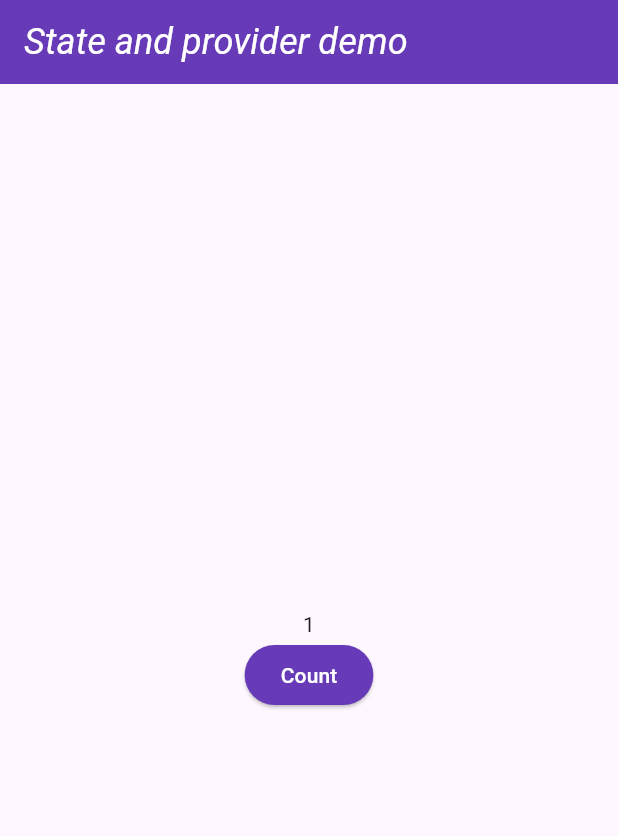
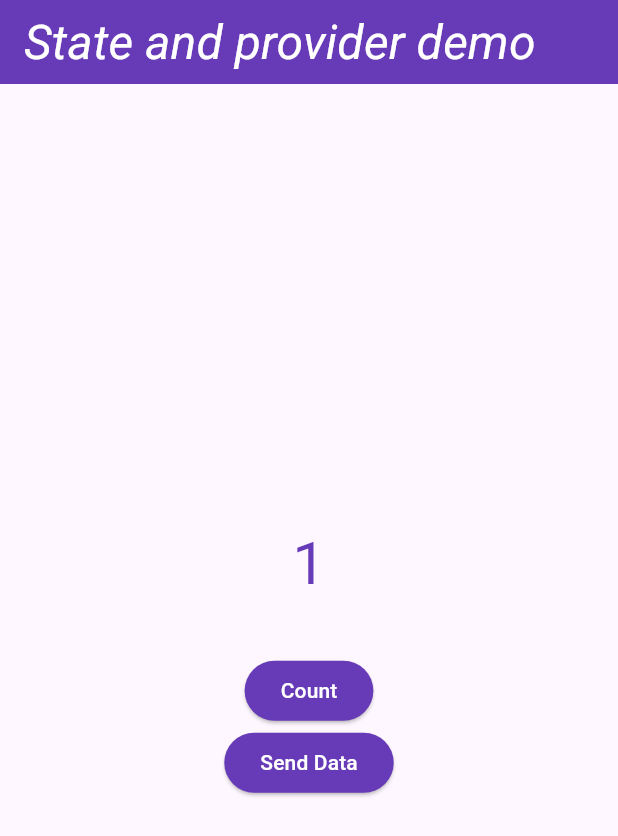
Before and after one commit to EusufUddin8926/state-management, a Flutter app: the screen it shows after launch, after a tap on "Count", on a phone screen of 412 x 824 dp. Shown: the top 836 px of the screen. Run offline on Flutter 3.47's test engine with Material 2 defaults, Android fonts, the phone set to English and light mode, and no system bars.

Commit message:
setState and provider state change add

```diff
--- /dev/null
+++ b/lib/ReceiveData.dart
@@ -0,0 +1,22 @@
+import 'package:flutter/cupertino.dart';
+import 'package:flutter/material.dart';
+import 'package:provider/provider.dart';
+
+import 'data.dart';
+
+class ReceiveData extends StatelessWidget {
+  const ReceiveData({super.key});
+
+  @override
+  Widget build(BuildContext context) {
+    final providerData = Provider.of<Data>(context);
+    return Scaffold(
+      body: Center(
+          child: Text(
+        providerData.count.toString(),
+        textAlign: TextAlign.center,
+        style: const TextStyle(fontSize: 40),
+      )),
+    );
+  }
+}
--- /dev/null
+++ b/lib/data.dart
@@ -0,0 +1,14 @@
+import 'package:flutter/material.dart';
+
+class Data extends ChangeNotifier {
+  int count = 0;
+
+  Increment() {
+    count++;
+    if (count == 10) {
+      count = 0;
+    }
+    notifyListeners();
+  }
+
+}
--- a/lib/main.dart
+++ b/lib/main.dart
@@ -1,12 +1,15 @@
+import 'package:flutter/cupertino.dart';
 import 'package:flutter/material.dart';
+import 'package:provider/provider.dart';
+import 'package:state_management/data.dart';
+
+import 'ReceiveData.dart';
 
 void main() {
-  runApp(const MyApp());
+  runApp(ChangeNotifierProvider(create: (context) => Data(), child: MyApp()));
 }
 
 class MyApp extends StatelessWidget {
-  const MyApp({super.key});
-
   // This widget is the root of your application.
   @override
   Widget build(BuildContext context) {
@@ -23,7 +26,7 @@ class MyApp extends StatelessWidget {
 }
 
 class MyHomePage extends StatefulWidget {
-  const MyHomePage({super.key});
+  MyHomePage({super.key});
 
   @override
   State<MyHomePage> createState() => _MyHomePageState();
@@ -33,11 +36,12 @@ class _MyHomePageState extends State<MyHomePage> {
   int count = 0;
 
   SnakBarMsg() {
-    ScaffoldMessenger.of(context).showSnackBar(
-        const SnackBar(content: Text("Value will be decremented")));
+    ScaffoldMessenger.of(context)
+        .showSnackBar(const SnackBar(content: Text("Value will be decremented")));
   }
 
-  Increment() {
+// set state method to change
+  /* Increment()
     setState(() {
       count++;
       if (count == 10) {
@@ -45,20 +49,21 @@ class _MyHomePageState extends State<MyHomePage> {
         SnakBarMsg();
       }
     });
-  }
+  }*/
 
   @override
   Widget build(BuildContext context) {
+    final providerData = Provider.of<Data>(context);
     return SafeArea(
       child: Scaffold(
         appBar: AppBar(
-          title: Text(
+          title: const Text(
             "State and provider demo",
           ),
-          titleTextStyle: TextStyle(
+          titleTextStyle: const TextStyle(
             color: Colors.white,
             fontStyle: FontStyle.italic,
-            fontSize: 24.0,
+            fontSize: 32.0,
           ),
           backgroundColor: Colors.deepPurple,
         ),
@@ -66,15 +71,29 @@ class _MyHomePageState extends State<MyHomePage> {
           child: Column(
             mainAxisAlignment: MainAxisAlignment.center,
             children: [
-              Text(count.toString()),
+              Container(
+                  margin: const EdgeInsets.only(bottom: 32),
+                  child: Text(providerData.count.toString(),
+                      style:
+                          const TextStyle(color: Colors.deepPurple, fontSize: 40))),
               ElevatedButton(
                   onPressed: () {
-                    Increment();
+                    providerData.Increment();
                   },
                   style: ElevatedButton.styleFrom(
                       backgroundColor: Colors.deepPurple),
-                  child: Text(
+                  child: const Text(
                     "Count",
+                    style: TextStyle(color: Colors.white),
+                  )),
+              ElevatedButton(
+                  onPressed: () {
+                    Navigator.push(context, MaterialPageRoute(builder: (context) => const ReceiveData()));
+                  },
+                  style: ElevatedButton.styleFrom(
+                      backgroundColor: Colors.deepPurple),
+                  child: const Text(
+                    "Send Data",
                     style: TextStyle(color: Colors.white),
                   )),
             ],
--- a/pubspec.yaml
+++ b/pubspec.yaml
@@ -28,6 +28,7 @@ environment:
 # the latest version available on pub.dev. To see which dependencies have newer
 # versions available, run `flutter pub outdated`.
 dependencies:
+  provider: ^6.0.5
   flutter:
     sdk: flutter
 
```
Also changed, not shown: pubspec.lock, 1 other file.
